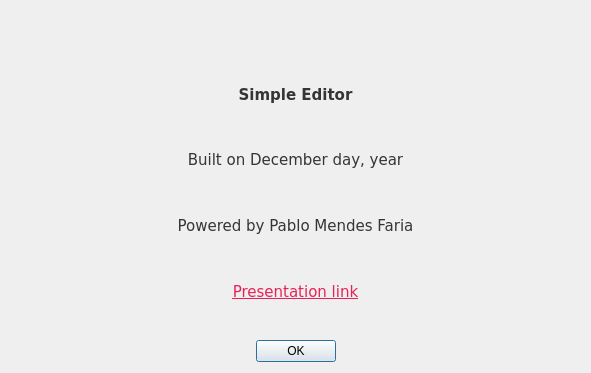
First picture: the form in about_app_dialog.ui, repository pablomendesfaria/simple-image-editor, before the edit.
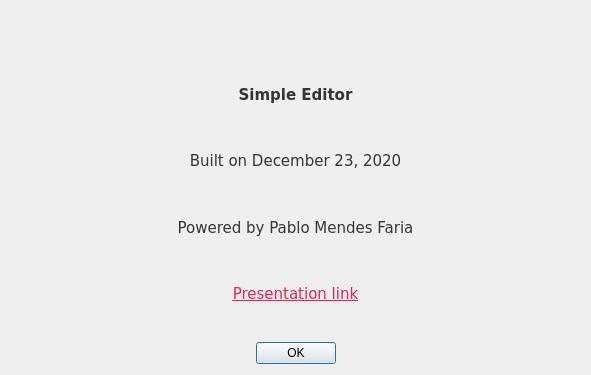
Second picture: the form after the edit. Icons and pictures are not drawn.

Commit message: Link Apresentação

Diff of the .ui file:
```diff
--- a/about_app_dialog.ui
+++ b/about_app_dialog.ui
@@ -7,7 +7,7 @@
     <x>0</x>
     <y>0</y>
     <width>591</width>
-    <height>373</height>
+    <height>375</height>
    </rect>
   </property>
   <property name="sizePolicy">
@@ -97,7 +97,7 @@
       </font>
      </property>
      <property name="text">
-      <string>&lt;html&gt;&lt;head/&gt;&lt;body&gt;&lt;p&gt;&lt;span style=&quot; color:#363435;&quot;&gt;Built on December day, year&lt;/span&gt;&lt;/p&gt;&lt;/body&gt;&lt;/html&gt;</string>
+      <string>&lt;html&gt;&lt;head/&gt;&lt;body&gt;&lt;p&gt;&lt;span style=&quot; color:#363435;&quot;&gt;Built on December 23, 2020&lt;/span&gt;&lt;/p&gt;&lt;/body&gt;&lt;/html&gt;</string>
      </property>
      <property name="alignment">
       <set>Qt::AlignCenter</set>
@@ -141,7 +141,7 @@
       </font>
      </property>
      <property name="text">
-      <string>&lt;html&gt;&lt;head/&gt;&lt;body&gt;&lt;p&gt;&lt;a href=&quot;https://www.youtube.com/&quot;&gt;&lt;span style=&quot; text-decoration: underline; color:#e72258;&quot;&gt;Presentation link&lt;/span&gt;&lt;/a&gt;&lt;/p&gt;&lt;/body&gt;&lt;/html&gt;</string>
+      <string>&lt;html&gt;&lt;head/&gt;&lt;body&gt;&lt;p&gt;&lt;a href=&quot;https://youtu.be/Loic5y1gxls&quot;&gt;&lt;span style=&quot; text-decoration: underline; color:#e72258;&quot;&gt;Presentation link&lt;/span&gt;&lt;/a&gt;&lt;/p&gt;&lt;/body&gt;&lt;/html&gt;</string>
      </property>
      <property name="alignment">
       <set>Qt::AlignCenter</set>
```
